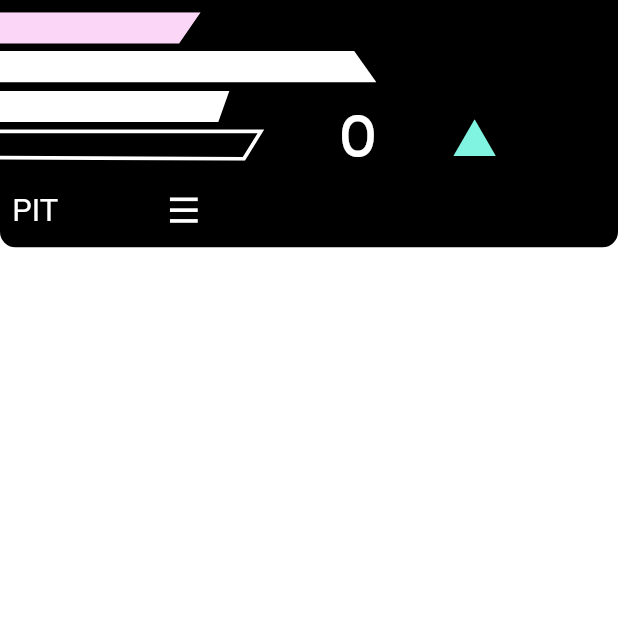
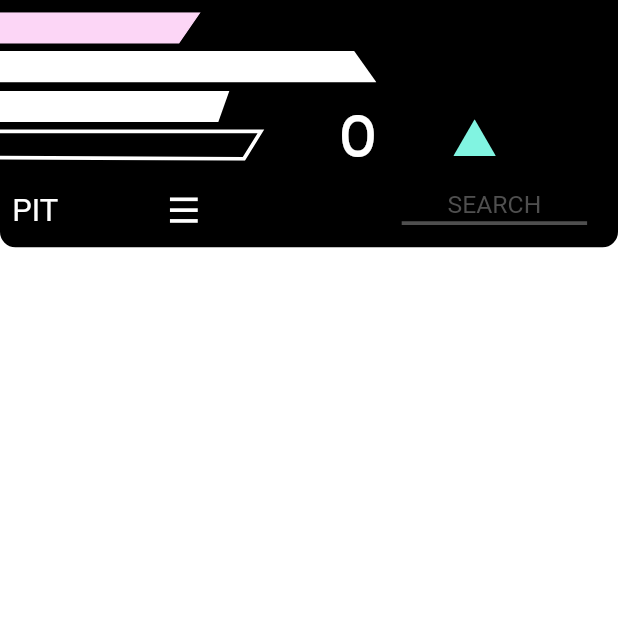
Before and after one commit to SushiSquad7461/sushi-scouts, a Flutter app: the RobotProfiles screen opened directly, on a phone screen of 412 x 824 dp, the top half of it. Run offline on Flutter 3.47's test engine with Material 2 defaults, Android fonts, the phone set to English and light mode, and no system bars; our stand-ins replace cloud_firestore, csv, dio, firebase_core, flutter_bloc, flutter_svg and 4 more; missing offline and left inert: flutter_device_type, localstore, qr_code_scanner, statistics; accounts and stored records are empty; generated files the repository leaves out were written again; Roboto replaces fonts that are missing (Mohave).

Commit message:
add pit search

```diff
--- a/lib/src/views/ui/sushi_strategy/robot_profiles.dart
+++ b/lib/src/views/ui/sushi_strategy/robot_profiles.dart
@@ -29,10 +29,17 @@ class _RobotProfilesState extends State<RobotProfiles> {
   int index = 0;
   int picIndex = 0;
   Map<String, List<ScoutingData>> profiles = {};
+  final TextEditingController search = TextEditingController();
+  String searchQuery = "";
 
   @override
   void initState() {
     super.initState();
+
+    search.addListener(() => setState(() {
+          searchQuery = search.text;
+        }));
+
 
     (() async {
       final scoutingData = await db.collection(stratDatabaseName).get();
@@ -67,10 +74,10 @@ class _RobotProfilesState extends State<RobotProfiles> {
     List<Widget> ret = [];
 
     for (final i in profiles.values) {
-      if (selected == null ||
+      if ((selected == null && i[0].getCertainDataByName(reader.strat!["profile"]["identifier"]).contains(searchQuery)) || (selected != null &&
           i[0].getCertainDataByName(reader.strat!["profile"]["identifier"]) ==
               selected![index].getCertainDataByName(
-                  reader.strat!["profile"]["identifier"])) {
+                  reader.strat!["profile"]["identifier"]))) {
         ret.add(Padding(
           padding: EdgeInsets.only(bottom: ScreenSize.height * 0.01),
           child: GestureDetector(
@@ -324,7 +331,7 @@ class _RobotProfilesState extends State<RobotProfiles> {
             const HeaderTitleMobileStrategyMain(),
             Padding(
               padding: EdgeInsets.only(top: ScreenSize.height * 0.14),
-              child: const HeaderNavStrategy(currPage: "pit"),
+              child: HeaderNavStrategy(currPage: "pit", val: search),
             ),
           ],
         ));
--- a/lib/src/views/ui/sushi_strategy/strat_settings.dart
+++ b/lib/src/views/ui/sushi_strategy/strat_settings.dart
@@ -94,13 +94,15 @@ class _StratSettingsState extends State<StratSettings> {
       db.collection(stratDatabaseName).doc(i.id).set(i.data());
     }
 
-    String rank = (await ApiRepository()
-        .getRank(
+    String rank = (await ApiRepository().getRank(
             BlocProvider.of<LoginCubit>(context).state.eventCode.toUpperCase(),
             BlocProvider.of<LoginCubit>(context).state.teamNum))
         .toString();
 
-    db.collection("frcapi").doc("rank").set({"rank": rank});
+    db
+        .collection("frcapi")
+        .doc("rank")
+        .set({"rank": rank == "null" ? "1" : rank});
   }
 
   @override
--- a/lib/src/views/util/header/header_nav_strategy.dart
+++ b/lib/src/views/util/header/header_nav_strategy.dart
@@ -7,12 +7,14 @@ import "package:google_fonts/google_fonts.dart";
 
 // Project imports:
 import "../../../logic/Constants.dart";
+import '../../../logic/helpers/color/hex_color.dart';
 import "../../../logic/helpers/routing_helper.dart";
 import "../../../logic/helpers/size/screen_size.dart";
 
 class HeaderNavStrategy extends StatefulWidget {
   final String currPage;
-  const HeaderNavStrategy({Key? key, required this.currPage}) : super(key: key);
+  final TextEditingController? val;
+  const HeaderNavStrategy({Key? key, required this.currPage, this.val}) : super(key: key);
 
   @override
   State<HeaderNavStrategy> createState() => _HeaderNavStrategyState();
@@ -126,9 +128,56 @@ class _HeaderNavStrategyState extends State<HeaderNavStrategy> {
                         ],
                       ),
                     ),
-                  )
+                  ),
+                  if (widget.val != null) SizedBox(
+                    height: ScreenSize.height * 0.03,
+                    width: ScreenSize.width * 0.4,
+                    child: Center(
+                      child: SizedBox(
+                        width: ScreenSize.width * 0.3,
+                        height: ScreenSize.height * 0.024,
+                        child: TextFormField(
+                          controller: widget.val,
+                          decoration: InputDecoration(
+                            enabledBorder: UnderlineInputBorder(
+                              borderSide: BorderSide(
+                                  width: ScreenSize.height * 0.003,
+                                  color: HexColor("#4F4F4F")),
+                            ),
+                            focusedBorder: UnderlineInputBorder(
+                                borderSide: BorderSide(
+                                    width: ScreenSize.height * 0.003,
+                                color: HexColor("#4F4F4F")),
+                          ),
+                          hintText: "SEARCH",
+                          hintStyle: TextStyle(color: HexColor("#4F4F4F")),
+                          isDense: true,
+                          contentPadding: EdgeInsets.symmetric(
+                              vertical: ScreenSize.height * 0.005),
+                        ),
+                        textAlign: TextAlign.center,
+                        style: GoogleFonts.mohave(
+                            textStyle: TextStyle(
+                          fontSize: ScreenSize.width * 0.04,
+                          color: HexColor("#4F4F4F"),
+                        ),
+                        // keyboardType: TextInputType.number,
+                        // inputFormatters: <TextInputFormatter>[
+                        //   FilteringTextInputFormatter.digitsOnly
+                        // ],
+                        // onChanged: (String? val) => setState(() {
+                        //   teamNum = (val != null && val != ""
+                        //       ? int.parse(val)
+                        //       : null);
+                        // })
+                          ),
+                      ),
+                    ),
+                  ),
+                  ),
                 ],
               ),
-            ));
+            )
+          );
   }
 }
```
Also changed, not shown: lib/src/logic/models/scouting_data_models/scouting_data.dart (+5 -7 lines).
